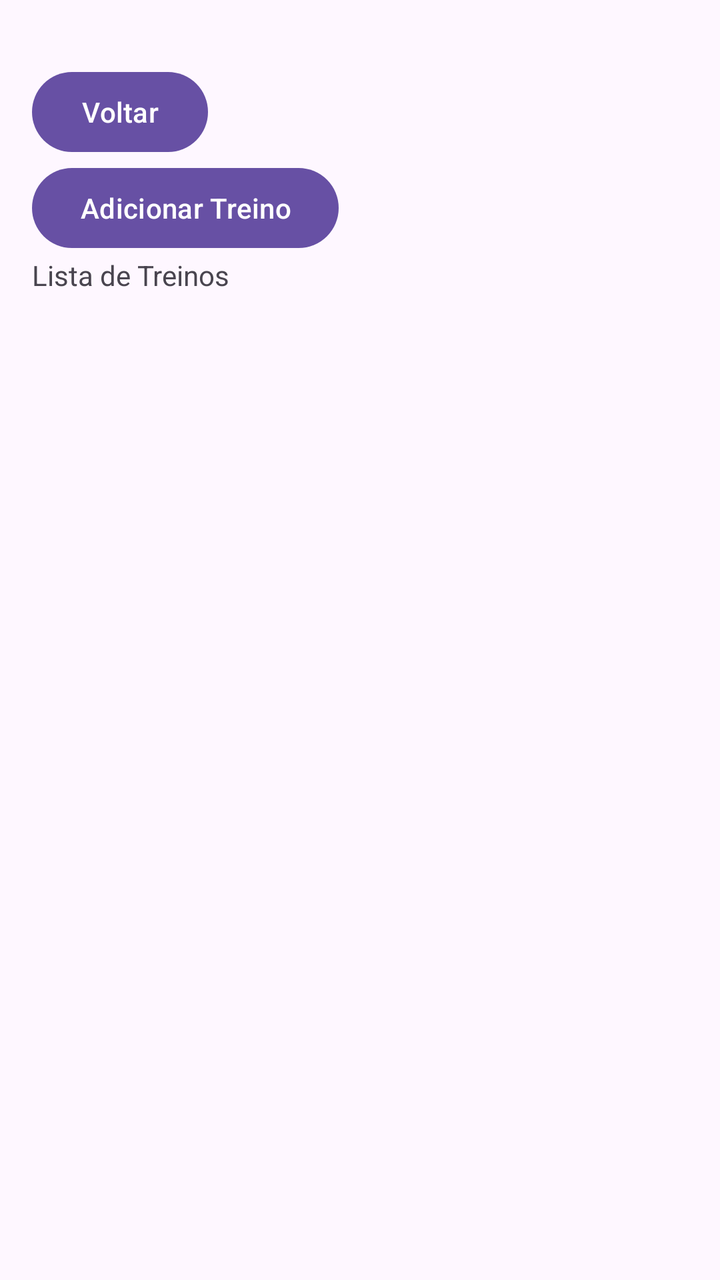
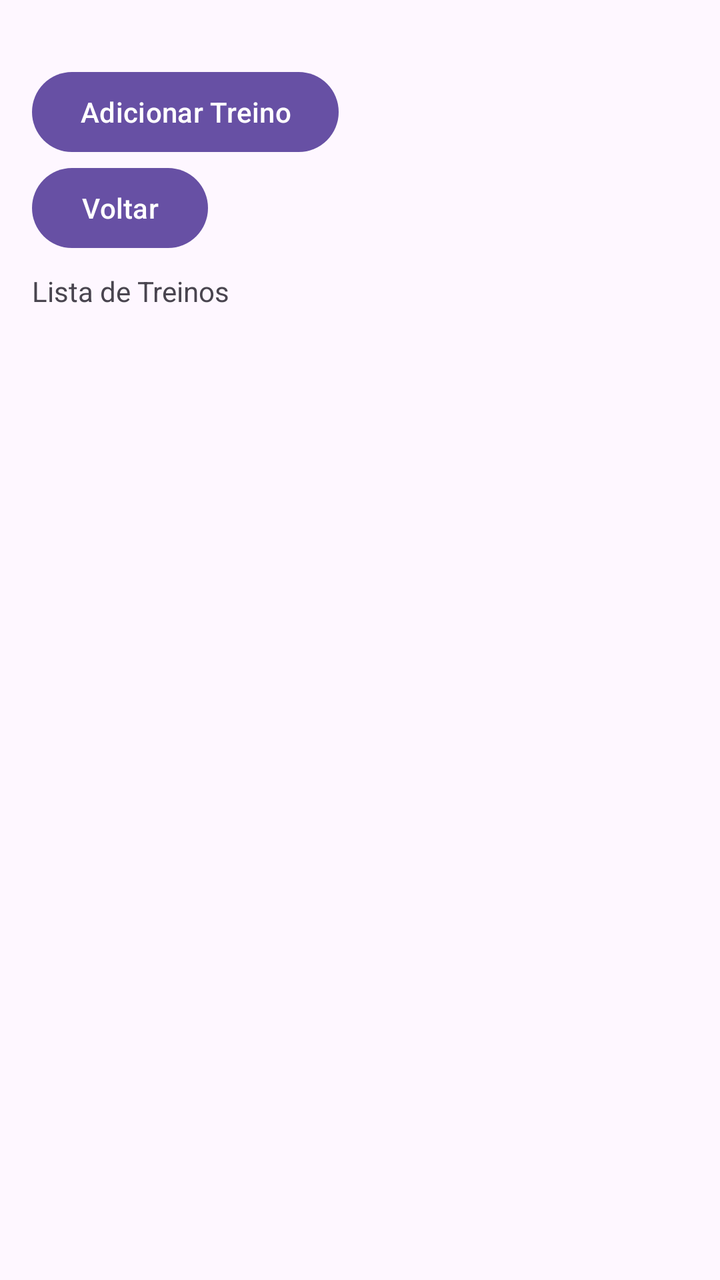

Compare the two renders of this Android layout. The source of the first and the diff that turns it into the second are given below.
<!-- AndroidManifest.xml: application theme Theme.TrabalhoIII -->
<!-- res/layout/activity_treino.xml -->
<?xml version="1.0" encoding="utf-8"?>
<LinearLayout xmlns:android="http://schemas.android.com/apk/res/android"
    android:id="@+id/activity_treino"
    android:layout_width="match_parent"
    android:layout_height="match_parent"
    android:orientation="vertical"
    android:padding="16dp">

    <Button
        android:id="@+id/buttonVoltarTreino"
        android:layout_width="wrap_content"
        android:layout_height="wrap_content"
        android:layout_marginTop="16dp"
        android:text="Voltar"/>

    <Button
        android:id="@+id/buttonAdicionarTreino"
        android:layout_width="wrap_content"
        android:layout_height="wrap_content"
        android:text="Adicionar Treino"/>

    <TextView
        android:id="@+id/tvTreinosList"
        android:layout_width="match_parent"
        android:layout_height="wrap_content"
        android:text="Lista de Treinos"/>

    <ListView
        android:id="@+id/listViewTreinos"
        android:layout_width="match_parent"
        android:layout_height="wrap_content"/>

</LinearLayout>
<!-- resources referenced by this layout -->
<resources>
  <style name="Theme.TrabalhoIII" parent="Base.Theme.TrabalhoIII" />
  <style name="Base.Theme.TrabalhoIII" parent="Theme.Material3.DayNight.NoActionBar">
          
          
      </style>
</resources>

<!-- the commit's change to res/layout/activity_treino.xml (unified diff, before → after) -->
@@ -7,23 +7,25 @@
     android:padding="16dp">
 
     <Button
+        android:id="@+id/buttonAdicionarTreino"
+        android:layout_width="wrap_content"
+        android:layout_height="wrap_content"
+        android:layout_marginTop="16dp"
+        android:text="Adicionar Treino"/>
+
+    <Button
         android:id="@+id/buttonVoltarTreino"
         android:layout_width="wrap_content"
         android:layout_height="wrap_content"
-        android:layout_marginTop="16dp"
         android:text="Voltar"/>
-
-    <Button
-        android:id="@+id/buttonAdicionarTreino"
-        android:layout_width="wrap_content"
-        android:layout_height="wrap_content"
-        android:text="Adicionar Treino"/>
 
     <TextView
         android:id="@+id/tvTreinosList"
         android:layout_width="match_parent"
         android:layout_height="wrap_content"
-        android:text="Lista de Treinos"/>
+        android:text="Lista de Treinos"
+        android:layout_marginTop="8dp"
+        android:layout_marginBottom="8dp"/>
 
     <ListView
         android:id="@+id/listViewTreinos"
